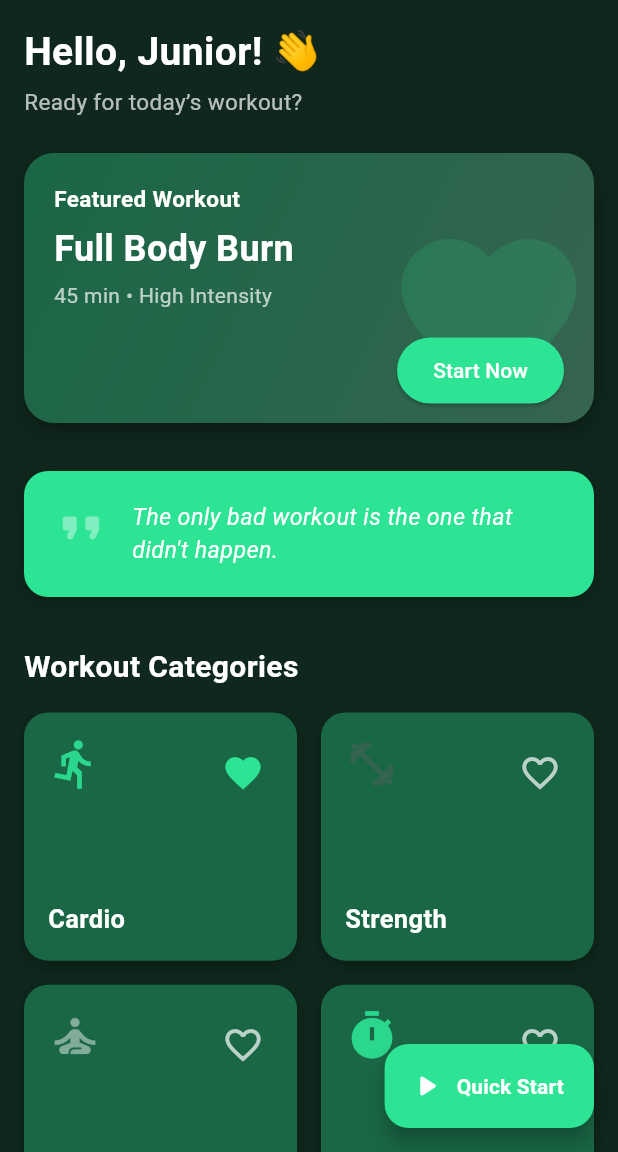
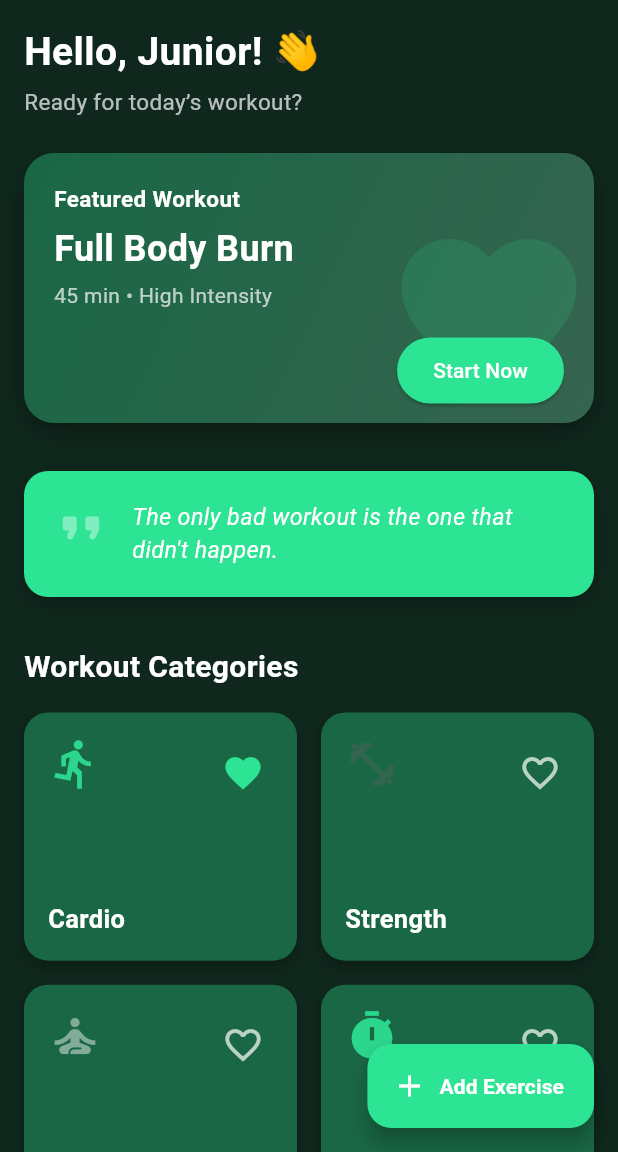
Before and after one commit to JuniorSillo/fitness_tracker, a Flutter app: the screen it shows after launch, after a tap on the "favorite outline" icon, on a phone screen of 412 x 824 dp, the part 84-1236 px from its top. Run offline on Flutter 3.47's test engine with Material 3 defaults, Android fonts, the phone set to English and light mode, and no system bars.

Commit message:
Implement add exercise feature in home screen
Added functionality to add custom exercises and display them on the home screen. Improved quote loading logic to check if the widget is mounted.

```diff
--- a/fitness_tracker/lib/screens/home_screen.dart
+++ b/fitness_tracker/lib/screens/home_screen.dart
@@ -2,6 +2,7 @@ import 'dart:async';
 import 'package:flutter/material.dart';
 import '../widgets/featured_workout_banner.dart';
 import '../widgets/workout_category_tile.dart';
+import 'add_exercise_screen.dart';
 
 class HomeScreen extends StatefulWidget {
   const HomeScreen({super.key});
@@ -12,6 +13,7 @@ class HomeScreen extends StatefulWidget {
 
 class _HomeScreenState extends State<HomeScreen> {
   String? _quote;
+  List<Map<String, dynamic>> _exercises = []; // store added exercises
 
   @override
   void initState() {
@@ -21,9 +23,33 @@ class _HomeScreenState extends State<HomeScreen> {
 
   Future<void> _loadQuote() async {
     await Future.delayed(const Duration(seconds: 2));
-    setState(() {
-      _quote = 'The only bad workout is the one that didn\'t happen.';
-    });
+    if (mounted) {
+      setState(() {
+        _quote = 'The only bad workout is the one that didn\'t happen.';
+      });
+    }
+  }
+
+  Future<void> _addExercise() async {
+    final result = await Navigator.push(
+      context,
+      MaterialPageRoute(builder: (context) => const AddExerciseScreen()),
+    );
+
+    if (result != null && result is Map<String, dynamic>) {
+      setState(() {
+        _exercises.add(result);
+      });
+
+      if (mounted) {
+        ScaffoldMessenger.of(context).showSnackBar(
+          SnackBar(
+            content: Text('Added: ${result['name']}'),
+            backgroundColor: const Color(0xFF2DE394),
+          ),
+        );
+      }
+    }
   }
 
   @override
@@ -49,6 +75,8 @@ class _HomeScreenState extends State<HomeScreen> {
             const SizedBox(height: 24),
             const FeaturedWorkoutBanner(),
             const SizedBox(height: 32),
+
+            // Motivational quote
             Container(
               width: double.infinity,
               padding: const EdgeInsets.all(20),
@@ -71,9 +99,11 @@ class _HomeScreenState extends State<HomeScreen> {
                 ],
               ),
             ),
+
             const SizedBox(height: 32),
             const Text('Workout Categories', style: TextStyle(fontSize: 20, fontWeight: FontWeight.bold, color: Colors.white)),
             const SizedBox(height: 16),
+
             LayoutBuilder(
               builder: (context, constraints) {
                 int crossAxisCount = 2;
@@ -95,20 +125,34 @@ class _HomeScreenState extends State<HomeScreen> {
                 );
               },
             ),
-            const SizedBox(height: 100),
+
+            const SizedBox(height: 32),
+
+            // added exercises (for feedback)
+            if (_exercises.isNotEmpty) ...[
+              const Text('Your Custom Exercises', style: TextStyle(fontSize: 18, fontWeight: FontWeight.bold, color: Colors.white)),
+              const SizedBox(height: 12),
+              ..._exercises.map((ex) => ListTile(
+                    leading: const Icon(Icons.fitness_center, color: Color(0xFF2DE394)),
+                    title: Text(ex['name'], style: const TextStyle(color: Colors.white)),
+                    subtitle: Text(
+                      '${ex['sets']} sets × ${ex['reps']} reps @ ${ex['weight']} kg • ${ex['muscleGroup']}',
+                      style: const TextStyle(color: Colors.white70),
+                    ),
+                  )),
+              const SizedBox(height: 80),
+            ] else
+              const SizedBox(height: 100),
           ],
         ),
       ),
+
+      // open Add Exercise screen
       floatingActionButton: FloatingActionButton.extended(
-        onPressed: () {Navigator.push(
-      context,
-      MaterialPageRoute(builder: (context) => const BmiScreen()),
-    );
-
-        },
+        onPressed: _addExercise,
         backgroundColor: const Color(0xFF2DE394),
-        icon: const Icon(Icons.play_arrow_rounded, color: Colors.white),
-        label: const Text('Quick Start', style: TextStyle(color: Colors.white, fontWeight: FontWeight.bold)),
+        icon: const Icon(Icons.add, color: Colors.white),
+        label: const Text('Add Exercise', style: TextStyle(color: Colors.white, fontWeight: FontWeight.bold)),
       ),
     );
   }
```
